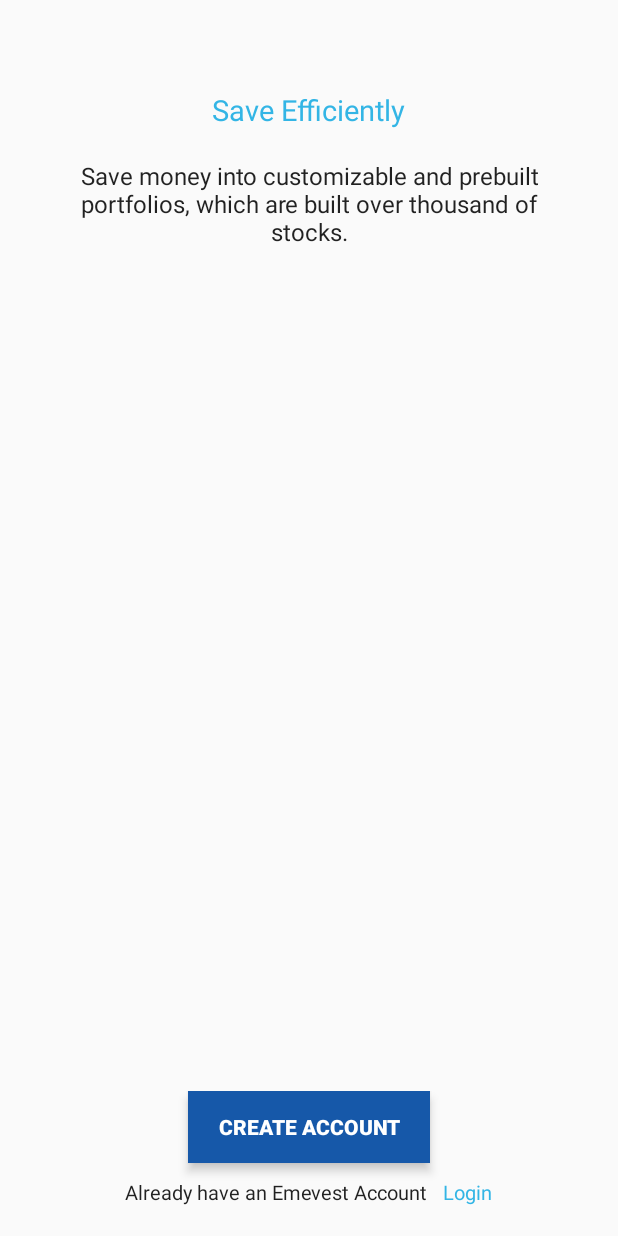
After one commit to Princeyadav05/devastryx_emevest, an Android app: the layout home_content_scroll.xml on its own in the app's theme, with its tools: preview values and no code run, on a phone screen of 412 x 824 dp. The commit adds this screen. Run offline under Robolectric (Android 15) with nearby library versions, the phone set to English and light mode, and no system bars.

Commit message:
Home Content Scroll

```diff
--- a/app/src/main/res/layout/activity_main.xml
+++ b/app/src/main/res/layout/activity_main.xml
@@ -50,7 +50,7 @@
         android:layout_height="wrap_content"
         android:layout_alignParentBottom="true"
         android:layout_centerHorizontal="true"
-        android:layout_marginBottom="100dp">
+        android:layout_marginBottom="75dp">
 
         <View
             android:layout_width="match_parent"
--- /dev/null
+++ b/app/src/main/res/layout/home_content_scroll.xml
@@ -0,0 +1,97 @@
+<?xml version="1.0" encoding="utf-8"?>
+<RelativeLayout xmlns:android="http://schemas.android.com/apk/res/android"
+    android:layout_width="match_parent"
+    android:layout_height="match_parent">
+
+<LinearLayout
+    android:layout_width="match_parent"
+    android:layout_height="wrap_content"
+    android:layout_gravity="center"
+    android:gravity="center"
+    android:orientation="vertical"
+    android:layout_marginTop="60dp">
+
+    <TextView
+        android:id="@+id/home_title"
+        android:layout_width="wrap_content"
+        android:layout_height="wrap_content"
+        android:text="@string/homeTitle"
+        android:textAppearance="@style/TextAppearance.AppCompat.Large"
+        android:textSize="19sp"
+        android:textColor="@android:color/holo_blue_light"
+        />
+
+
+    <TextView
+        android:id="@+id/home_text"
+        android:layout_width="match_parent"
+        android:layout_height="wrap_content"
+        android:text="@string/homeText"
+        android:layout_marginStart="30dp"
+        android:layout_marginEnd="30dp"
+        android:layout_marginTop="20dp"
+        android:layout_gravity="center"
+        android:gravity="center"
+        android:textAppearance="@style/TextAppearance.AppCompat.Large"
+        android:textSize="16sp"
+        />
+
+</LinearLayout>
+
+    <RelativeLayout
+        android:layout_width="match_parent"
+        android:layout_height="wrap_content"
+        android:layout_alignParentBottom="true"
+        android:layout_alignParentStart="true"
+        android:layout_marginBottom="20dp">
+
+        <Button
+            android:id="@+id/create_account_button"
+            android:layout_width="wrap_content"
+            android:layout_height="wrap_content"
+            android:layout_alignParentTop="true"
+            android:layout_centerHorizontal="true"
+            android:background="#1658A9"
+            android:paddingLeft="20dp"
+            android:paddingRight="20dp"
+            android:text="@string/createAccountText"
+            android:textColor="#fff"
+            android:textStyle="bold"
+            android:stateListAnimator="@null"
+            android:elevation="2dp"
+            android:translationZ="2dp"/>
+
+
+        <LinearLayout
+            android:layout_width="match_parent"
+            android:layout_height="wrap_content"
+            android:layout_below="@+id/create_account_button"
+            android:orientation="horizontal"
+            android:layout_marginTop="10dp"
+            android:layout_centerHorizontal="true"
+            android:layout_gravity="center"
+            android:gravity="center">
+
+            <TextView
+                android:id="@+id/home_bottom_text"
+                android:layout_width="wrap_content"
+                android:layout_height="wrap_content"
+                android:text="@string/homeBottomText"
+                android:textAppearance="@style/TextAppearance.AppCompat.Large"
+                android:textSize="13sp" />
+
+            <TextView
+                android:id="@+id/home_bottom_login"
+                android:layout_width="wrap_content"
+                android:layout_height="wrap_content"
+                android:layout_marginLeft="10dp"
+                android:text="@string/homeBottomLogin"
+                android:textColor="@android:color/holo_blue_light"
+                android:textAppearance="@style/TextAppearance.AppCompat.Large"
+                android:textSize="13sp" />
+        </LinearLayout>
+
+    </RelativeLayout>
+
+
+</RelativeLayout>
--- a/app/src/main/res/values/strings.xml
+++ b/app/src/main/res/values/strings.xml
@@ -2,4 +2,10 @@
     <string name="app_name">Emevest</string>
     <string name="caption">SAVE \u0020 \u0020 INVEST \u0020 \u0020 GROW</string>
     <string name="tvText"> 100% Secured </string>
+    <string name="homeTitle"> Save Efficiently </string>
+    <string name="homeText"> Save money into customizable and prebuilt portfolios, which are built over thousand of stocks. </string>
+    <string name="createAccountText"> Create Account </string>
+    <string name="homeBottomText"> Already have an Emevest Account </string>
+    <string name="homeBottomLogin"> Login </string>
+
 </resources>
```
